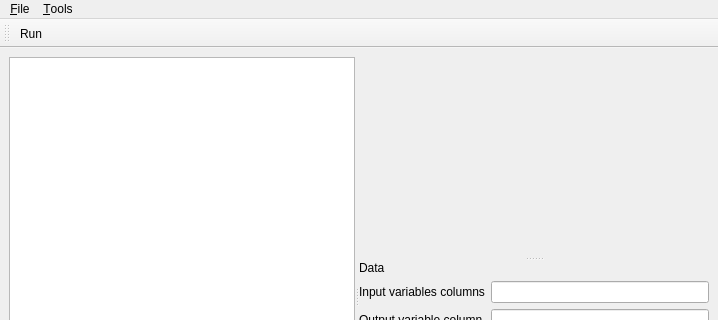
The window that mainwindow.ui (emigdioz/TreeGP) describes before a commit, drawn with Qt 5; both pictures show x 0 to 718 and y 0 to 320 of the 718 by 565 pixel window.
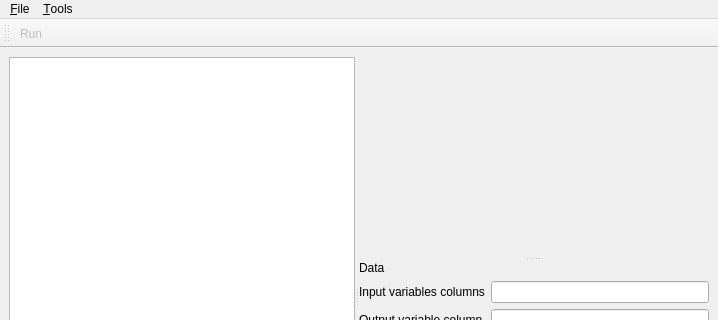
The same window after the commit. Custom widgets are drawn as their Qt base class.

Commit message: Protect Run button

Patch:
```diff
--- a/mainwindow.ui
+++ b/mainwindow.ui
@@ -185,6 +185,9 @@
    </property>
   </action>
   <action name="actionRun">
+   <property name="enabled">
+    <bool>false</bool>
+   </property>
    <property name="text">
     <string>Run...</string>
    </property>
```
